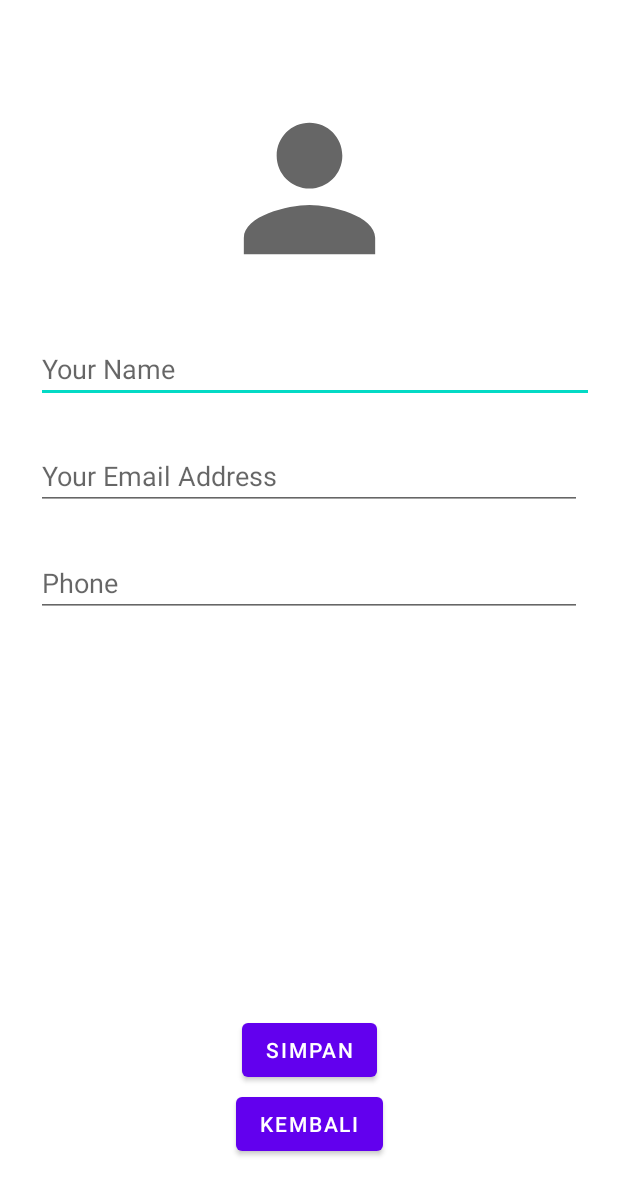
After one commit to Banuadev1/SiKobeh, an Android app: the UpdateDataWartawan screen opened directly, with no data from a screen before it, on a phone screen of 412 x 824 dp. The commit adds this screen. Shown: the top 1195 px of the screen. Run offline under Robolectric (Android 15) with nearby library versions, the phone set to English and light mode, and no system bars; our stand-ins replace Firebase (no records; nobody signed in at launch, a user with empty details on screens opened directly); 3 statements that could not run were skipped.

Commit message:
Fix Menu Update Wartawan

```diff
--- a/app/src/main/AndroidManifest.xml
+++ b/app/src/main/AndroidManifest.xml
@@ -13,7 +13,8 @@
         android:roundIcon="@mipmap/ic_launcher_round"
         android:supportsRtl="true"
         android:theme="@style/Theme.SiKobeh">
-        <activity android:name=".CheckProfilWartawan"></activity>
+        <activity android:name=".UpdateDataWartawan"></activity>
+        <activity android:name=".CheckProfilWartawan" />
         <activity android:name=".LoginWartawan" />
         <activity android:name=".LoginKoordinator" />
         <activity android:name=".ForgotPassword" />
--- a/app/src/main/java/com/example/sikobeh/CheckProfilWartawan.java
+++ b/app/src/main/java/com/example/sikobeh/CheckProfilWartawan.java
@@ -5,6 +5,7 @@ import androidx.appcompat.app.AlertDialog;
 import androidx.appcompat.app.AppCompatActivity;
 
 import android.content.DialogInterface;
+import android.content.Intent;
 import android.os.Bundle;
 import android.view.View;
 import android.widget.Button;
@@ -30,7 +31,7 @@ public class CheckProfilWartawan extends AppCompatActivity {
     TextView fullName,email,phone;
     FirebaseAuth fAuth;
     String userId;
-    Button resetPassLocal,changeProfileImage;
+    Button resetPassLocal,changeProfileImage, logOut;
     FirebaseUser user;
     DatabaseReference reff;
     ImageView profileImage;
@@ -48,6 +49,7 @@ public class CheckProfilWartawan extends AppCompatActivity {
 
         profileImage = findViewById(R.id.profileImage);
         changeProfileImage = findViewById(R.id.changeProfile);
+        logOut = findViewById(R.id.buttonLogOut);
 
 
         fAuth = FirebaseAuth.getInstance();
@@ -71,6 +73,20 @@ public class CheckProfilWartawan extends AppCompatActivity {
             @Override
             public void onCancelled(@NonNull DatabaseError error) {
 
+            }
+        });
+
+        logOut.setOnClickListener(new View.OnClickListener() {
+            @Override
+            public void onClick(View v) {
+
+            }
+        });
+
+        changeProfileImage.setOnClickListener(new View.OnClickListener() {
+            @Override
+            public void onClick(View v) {
+                startActivity(new Intent(getApplicationContext(), UpdateDataWartawan.class));
             }
         });
 
@@ -109,10 +125,16 @@ public class CheckProfilWartawan extends AppCompatActivity {
                         // close
                     }
                 });
-
                 passwordResetDialog.create().show();
             }
         });
 
     }
+
+    public void logout(View view){
+        FirebaseAuth.getInstance().signOut();//logout
+        startActivity(new Intent(getApplicationContext(),LoginWartawan.class));
+        finish();
+    }
+
 }
--- /dev/null
+++ b/app/src/main/java/com/example/sikobeh/UpdateDataWartawan.java
@@ -0,0 +1,103 @@
+package com.example.sikobeh;
+
+import androidx.annotation.NonNull;
+import androidx.appcompat.app.AppCompatActivity;
+
+import android.content.Intent;
+import android.os.Bundle;
+import android.view.View;
+import android.widget.Button;
+import android.widget.EditText;
+import android.widget.ImageView;
+import android.widget.Toast;
+
+import com.google.android.gms.tasks.OnFailureListener;
+import com.google.android.gms.tasks.OnSuccessListener;
+import com.google.firebase.auth.FirebaseAuth;
+import com.google.firebase.auth.FirebaseUser;
+import com.google.firebase.database.DataSnapshot;
+import com.google.firebase.database.DatabaseError;
+import com.google.firebase.database.DatabaseReference;
+import com.google.firebase.database.FirebaseDatabase;
+import com.google.firebase.database.ValueEventListener;
+import com.google.firebase.storage.FirebaseStorage;
+import com.google.firebase.storage.StorageReference;
+
+import java.util.HashMap;
+import java.util.Map;
+
+public class UpdateDataWartawan extends AppCompatActivity {
+
+    EditText updateFName, updateEmail, updatePhone;
+    ImageView updatePProfil;
+    Button simpan, kembali;
+    FirebaseAuth auth;
+    String UserId;
+    FirebaseUser user;
+    StorageReference storageReference;
+    DatabaseReference reference;
+
+    @Override
+    protected void onCreate(Bundle savedInstanceState) {
+        super.onCreate(savedInstanceState);
+        setContentView(R.layout.activity_update_data_wartawan);
+
+        updateFName = findViewById(R.id.profileFullName);
+        updateEmail = findViewById(R.id.profileEmailAddress);
+        updatePhone = findViewById(R.id.profilePhoneNo);
+        updatePProfil = findViewById(R.id.profileImageView);
+
+        simpan = findViewById(R.id.saveProfileInfo);
+        kembali = findViewById(R.id.backProfileInfo);
+
+        auth = FirebaseAuth.getInstance();
+        storageReference = FirebaseStorage.getInstance().getReference();
+        UserId = auth.getCurrentUser().getUid();
+        user = auth.getCurrentUser();
+
+        reference = FirebaseDatabase.getInstance().getReference("Users")
+                .child(FirebaseAuth.getInstance().getCurrentUser().getUid())
+                .child("DataWartawan");
+        reference.addValueEventListener(new ValueEventListener() {
+            @Override
+            public void onDataChange(@NonNull DataSnapshot dataSnapshot) {
+                String fullName= dataSnapshot.child("fullname").getValue().toString();
+                String mail= dataSnapshot.child("email").getValue().toString();
+                String phone= dataSnapshot.child("age").getValue().toString();
+
+                updatePhone.setText(phone);
+                updateEmail.setText(mail);
+                updateFName.setText(fullName);
+
+            }
+
+            @Override
+            public void onCancelled(@NonNull DatabaseError error) {
+
+            }
+        });
+
+        simpan.setOnClickListener(new View.OnClickListener() {
+            @Override
+            public void onClick(View v) {
+                Map<String, Object> map = new HashMap<>();
+                map.put("fullname", updateFName.getText().toString());
+                map.put("email", updateEmail.getText().toString());
+                map.put("age", updatePhone.getText().toString());
+                String newEmail = updateEmail.getText().toString();
+                user.updateEmail(newEmail);
+                FirebaseDatabase.getInstance().getReference("Users")
+                        .child(FirebaseAuth.getInstance().getCurrentUser().getUid())
+                        .child(reference.getKey()).updateChildren(map)
+                        .addOnSuccessListener(aVoid ->
+                                Toast.makeText(UpdateDataWartawan.this, "Data Berhasil Di Ubah", Toast.LENGTH_SHORT).show())
+                        .addOnFailureListener(e ->
+                                Toast.makeText(UpdateDataWartawan.this, "Terdapat Kesalahan!!", Toast.LENGTH_SHORT).show());
+            }
+        });
+
+        kembali.setOnClickListener(v ->
+                startActivity(new Intent(getApplicationContext(), CheckProfilWartawan.class)));
+
+    }
+}
--- /dev/null
+++ b/app/src/main/res/layout/activity_update_data_wartawan.xml
@@ -0,0 +1,86 @@
+<?xml version="1.0" encoding="utf-8"?>
+<androidx.constraintlayout.widget.ConstraintLayout xmlns:android="http://schemas.android.com/apk/res/android"
+    xmlns:app="http://schemas.android.com/apk/res-auto"
+    xmlns:tools="http://schemas.android.com/tools"
+    android:layout_width="match_parent"
+    android:layout_height="match_parent"
+    tools:context=".UpdateDataWartawan">
+
+    <EditText
+        android:id="@+id/profileFullName"
+        android:layout_width="0dp"
+        android:layout_height="wrap_content"
+        android:layout_marginStart="24dp"
+        android:layout_marginTop="26dp"
+        android:layout_marginEnd="16dp"
+        android:ems="10"
+        android:hint="Your Name"
+        android:inputType="textPersonName"
+        app:layout_constraintEnd_toEndOf="parent"
+        app:layout_constraintStart_toStartOf="parent"
+        app:layout_constraintTop_toBottomOf="@+id/profileImageView"
+        android:layout_marginLeft="24dp"
+        android:layout_marginRight="16dp" />
+
+    <ImageView
+        android:id="@+id/profileImageView"
+        android:layout_width="131dp"
+        android:layout_height="143dp"
+        android:layout_marginTop="54dp"
+        app:layout_constraintEnd_toEndOf="parent"
+        app:layout_constraintStart_toStartOf="parent"
+        app:layout_constraintTop_toTopOf="parent"
+        android:src="@drawable/profil_karyawan" />
+
+    <EditText
+        android:id="@+id/profileEmailAddress"
+        android:layout_width="0dp"
+        android:layout_height="wrap_content"
+        android:layout_marginStart="24dp"
+        android:layout_marginTop="26dp"
+        android:layout_marginEnd="24dp"
+        android:ems="10"
+        android:hint="Your Email Address"
+        android:inputType="textEmailAddress"
+        app:layout_constraintEnd_toEndOf="parent"
+        app:layout_constraintStart_toStartOf="parent"
+        app:layout_constraintTop_toBottomOf="@+id/profileFullName" />
+
+    <EditText
+        android:id="@+id/profilePhoneNo"
+        android:layout_width="0dp"
+        android:layout_height="wrap_content"
+        android:layout_marginStart="24dp"
+        android:layout_marginTop="26dp"
+        android:layout_marginEnd="24dp"
+        android:ems="10"
+        android:inputType="phone"
+        android:hint="Phone"
+        app:layout_constraintEnd_toEndOf="parent"
+        app:layout_constraintStart_toStartOf="parent"
+        app:layout_constraintTop_toBottomOf="@+id/profileEmailAddress" />
+
+    <Button
+        android:id="@+id/saveProfileInfo"
+        android:layout_width="wrap_content"
+        android:layout_height="wrap_content"
+        android:layout_marginBottom="100dp"
+        android:text="Simpan"
+        app:layout_constraintBottom_toBottomOf="parent"
+        app:layout_constraintEnd_toEndOf="parent"
+        app:layout_constraintStart_toStartOf="parent" />
+
+    <Button
+        android:id="@+id/backProfileInfo"
+        android:layout_width="wrap_content"
+        android:layout_height="wrap_content"
+        android:layout_marginBottom="50dp"
+        android:text="Kembali"
+        app:layout_constraintBottom_toBottomOf="parent"
+        app:layout_constraintEnd_toEndOf="parent"
+        app:layout_constraintStart_toStartOf="parent"
+        app:layout_constraintTop_toBottomOf="@+id/saveProfileInfo"
+        />
+
+
+</androidx.constraintlayout.widget.ConstraintLayout>
--- a/app/src/main/res/layout/check_profil_wartawan.xml
+++ b/app/src/main/res/layout/check_profil_wartawan.xml
@@ -8,7 +8,7 @@
     android:layout_height="match_parent">
 
     <Button
-        android:id="@+id/button"
+        android:id="@+id/buttonLogOut"
         android:layout_width="0dp"
         android:layout_height="wrap_content"
         android:layout_marginStart="8dp"
@@ -110,7 +110,7 @@
         android:layout_marginStart="8dp"
         android:layout_marginEnd="8dp"
         android:text="Reset Password"
-        app:layout_constraintBottom_toTopOf="@+id/button"
+        app:layout_constraintBottom_toTopOf="@+id/buttonLogOut"
         app:layout_constraintEnd_toEndOf="parent"
         app:layout_constraintHorizontal_bias="0.0"
         app:layout_constraintStart_toStartOf="parent"
@@ -197,7 +197,7 @@
         android:layout_marginStart="8dp"
         android:layout_marginEnd="8dp"
         android:text="Change Profile"
-        app:layout_constraintBottom_toBottomOf="@+id/button"
+        app:layout_constraintBottom_toBottomOf="@+id/buttonLogOut"
         app:layout_constraintEnd_toEndOf="parent"
         app:layout_constraintHorizontal_bias="0.0"
         app:layout_constraintStart_toStartOf="parent"
```
